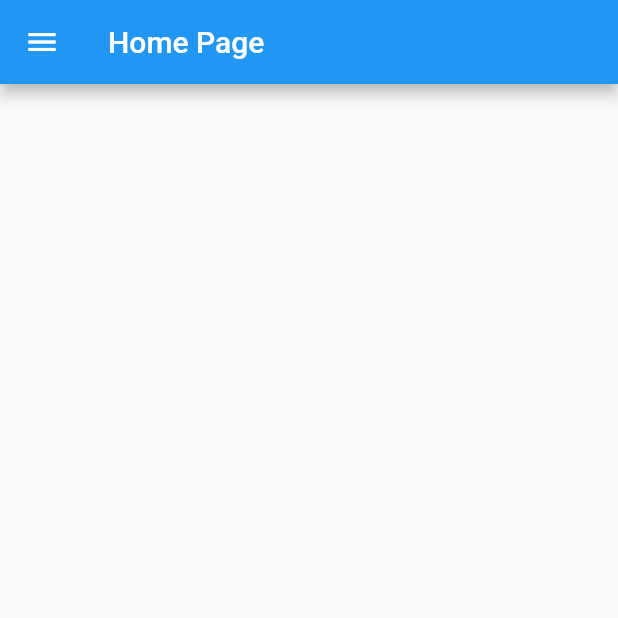
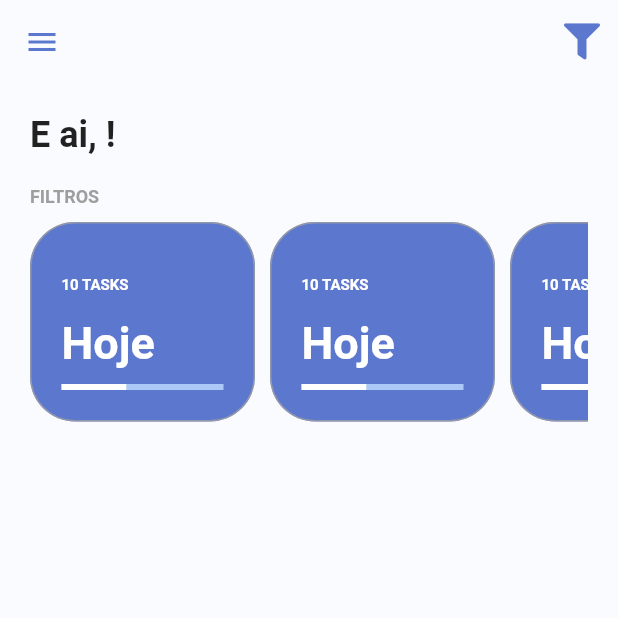
Before and after one commit to whylgher/todo_list_provider, a Flutter app: the screen it shows once a user with an empty profile is signed in, on a phone screen of 412 x 824 dp, the top half of it. Run offline on Flutter 3.47's test engine with Material 2 defaults, Android fonts, the phone set to English and light mode, and no system bars; our stand-ins replace firebase_auth, firebase_core, flutter_signin_button, google_sign_in, sqflite, sqflite_common and 1 more; missing offline and left inert: flutter_overlay_loader, validatorless; accounts and stored records are empty; network calls fail.

Commit message:
Construindo header e filter

```diff
--- a/lib/app/core/ui/todo_list_icons.dart
+++ b/lib/app/core/ui/todo_list_icons.dart
@@ -25,6 +25,10 @@ class TodoListIcons {
   static const _kFontFam = 'TodoListIcons';
   static const String? _kFontPkg = null;
 
-  static const IconData eye = IconData(0xf06e, fontFamily: _kFontFam, fontPackage: _kFontPkg);
-  static const IconData eye_slash = IconData(0xf070, fontFamily: _kFontFam, fontPackage: _kFontPkg);
+  static const IconData eye =
+      IconData(0xf06e, fontFamily: _kFontFam, fontPackage: _kFontPkg);
+  static const IconData eye_slash =
+      IconData(0xf070, fontFamily: _kFontFam, fontPackage: _kFontPkg);
+  static const IconData filter =
+      IconData(0xf0b0, fontFamily: _kFontFam, fontPackage: _kFontPkg);
 }
--- a/lib/app/modules/home/home_page.dart
+++ b/lib/app/modules/home/home_page.dart
@@ -1,5 +1,10 @@
 import 'package:flutter/material.dart';
-import 'package:todo_list_provider/app/modules/home/widgets/home_drawer.dart';
+import 'package:todo_list_provider/app/modules/home/widgets/home_filters.dart';
+import 'package:todo_list_provider/app/modules/home/widgets/home_header.dart';
+
+import '../../core/ui/theme_extensions.dart';
+import '../../core/ui/todo_list_icons.dart';
+import 'widgets/home_drawer.dart';
 
 class HomePage extends StatelessWidget {
   const HomePage({Key? key}) : super(key: key);
@@ -8,10 +13,46 @@ class HomePage extends StatelessWidget {
   Widget build(BuildContext context) {
     return Scaffold(
       appBar: AppBar(
-        title: const Text('Home Page'),
+        iconTheme: IconThemeData(color: context.primaryColor),
+        backgroundColor: Colors.transparent,
+        elevation: 0,
+        actions: [
+          PopupMenuButton(
+            icon: Icon(TodoListIcons.filter),
+            itemBuilder: (_) => [
+              PopupMenuItem<bool>(
+                child: Text('Mostrar tarefas concluidas.'),
+              ),
+            ],
+          )
+        ],
       ),
+      backgroundColor: Color(0xFFFAFBFE),
       drawer: HomeDrawer(),
-      body: Container(),
+      body: LayoutBuilder(
+        builder: (context, constrains) {
+          return SingleChildScrollView(
+            child: ConstrainedBox(
+              constraints: BoxConstraints(
+                minHeight: constrains.maxHeight,
+                minWidth: constrains.maxWidth,
+              ),
+              child: Container(
+                margin: EdgeInsets.symmetric(horizontal: 20),
+                child: IntrinsicHeight(
+                  child: Column(
+                    crossAxisAlignment: CrossAxisAlignment.start,
+                    children: [
+                      HomeHeader(),
+                      HomeFilters(),
+                    ],
+                  ),
+                ),
+              ),
+            ),
+          );
+        },
+      ),
     );
   }
 }
--- /dev/null
+++ b/lib/app/modules/home/widgets/home_filters.dart
@@ -0,0 +1,40 @@
+import 'package:flutter/material.dart';
+
+import '../../../core/ui/theme_extensions.dart';
+import 'todo_card_filter.dart';
+
+class HomeFilters extends StatefulWidget {
+  const HomeFilters({Key? key}) : super(key: key);
+
+  @override
+  State<HomeFilters> createState() => _HomeFiltersState();
+}
+
+class _HomeFiltersState extends State<HomeFilters> {
+  @override
+  Widget build(BuildContext context) {
+    return Column(
+      crossAxisAlignment: CrossAxisAlignment.start,
+      children: [
+        Text(
+          'FILTROS',
+          style: context.titleStyle,
+        ),
+        SizedBox(
+          height: 10,
+        ),
+        SingleChildScrollView(
+          scrollDirection: Axis.horizontal,
+          child: Row(
+            children: [
+              TodoCardFilter(),
+              TodoCardFilter(),
+              TodoCardFilter(),
+              TodoCardFilter(),
+            ],
+          ),
+        )
+      ],
+    );
+  }
+}
--- /dev/null
+++ b/lib/app/modules/home/widgets/home_header.dart
@@ -0,0 +1,30 @@
+import 'package:flutter/material.dart';
+import 'package:provider/provider.dart';
+
+import '../../../core/auth/auth_provider.dart';
+import '../../../core/ui/theme_extensions.dart';
+
+class HomeHeader extends StatelessWidget {
+  const HomeHeader({Key? key}) : super(key: key);
+
+  @override
+  Widget build(BuildContext context) {
+    return Row(
+      children: [
+        Padding(
+          padding: const EdgeInsets.symmetric(vertical: 20),
+          child: Selector<AuthProvider, String>(
+              selector: (context, authProvider) =>
+                  authProvider.user?.displayName ?? 'Não informado',
+              builder: (_, value, __) {
+                return Text(
+                  'E ai, $value!',
+                  style: context.textTheme.headline5
+                      ?.copyWith(fontWeight: FontWeight.bold),
+                );
+              }),
+        )
+      ],
+    );
+  }
+}
--- /dev/null
+++ b/lib/app/modules/home/widgets/todo_card_filter.dart
@@ -0,0 +1,65 @@
+import 'package:flutter/material.dart';
+
+import '../../../core/ui/theme_extensions.dart';
+
+class TodoCardFilter extends StatefulWidget {
+  const TodoCardFilter({Key? key}) : super(key: key);
+
+  @override
+  State<TodoCardFilter> createState() => _TodoCardFilterState();
+}
+
+class _TodoCardFilterState extends State<TodoCardFilter> {
+  @override
+  Widget build(BuildContext context) {
+    return Container(
+      constraints: BoxConstraints(
+        minHeight: 120,
+        maxWidth: 150,
+      ),
+      margin: EdgeInsets.only(right: 10),
+      padding: EdgeInsets.all(20),
+      decoration: BoxDecoration(
+        color: context.primaryColor,
+        border: Border.all(
+          width: 1,
+          color: Colors.grey.withOpacity(.8),
+        ),
+        borderRadius: BorderRadius.circular(30),
+      ),
+      child: Center(
+        child: Column(
+          crossAxisAlignment: CrossAxisAlignment.start,
+          children: [
+            Padding(
+              padding: const EdgeInsets.symmetric(vertical: 15),
+              child: Text(
+                '10 TASKS',
+                style: context.titleStyle.copyWith(
+                  fontSize: 10,
+                  color: Colors.white,
+                ),
+              ),
+            ),
+            Padding(
+              padding: const EdgeInsets.only(bottom: 10),
+              child: Text(
+                'Hoje',
+                style: TextStyle(
+                  fontSize: 30,
+                  fontWeight: FontWeight.bold,
+                  color: Colors.white,
+                ),
+              ),
+            ),
+            LinearProgressIndicator(
+              backgroundColor: context.primaryColorLight,
+              valueColor: AlwaysStoppedAnimation<Color>(Colors.white),
+              value: 0.4,
+            ),
+          ],
+        ),
+      ),
+    );
+  }
+}
```
Also changed, not shown: assets/fonts/TodoListIcons.ttf.
